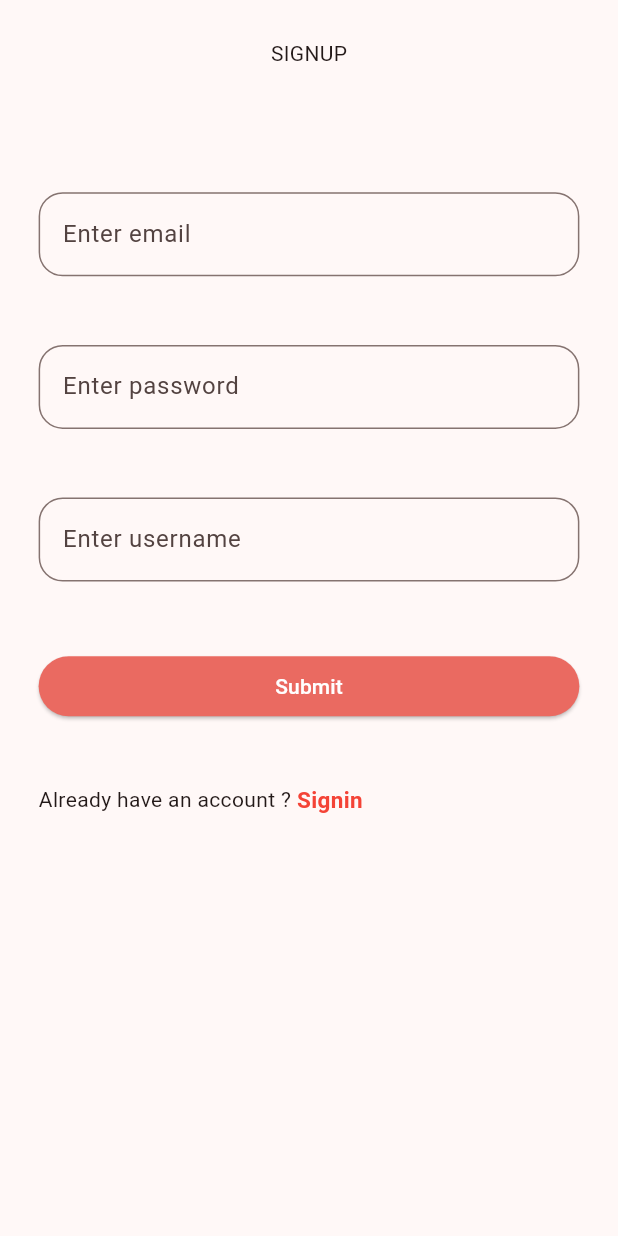
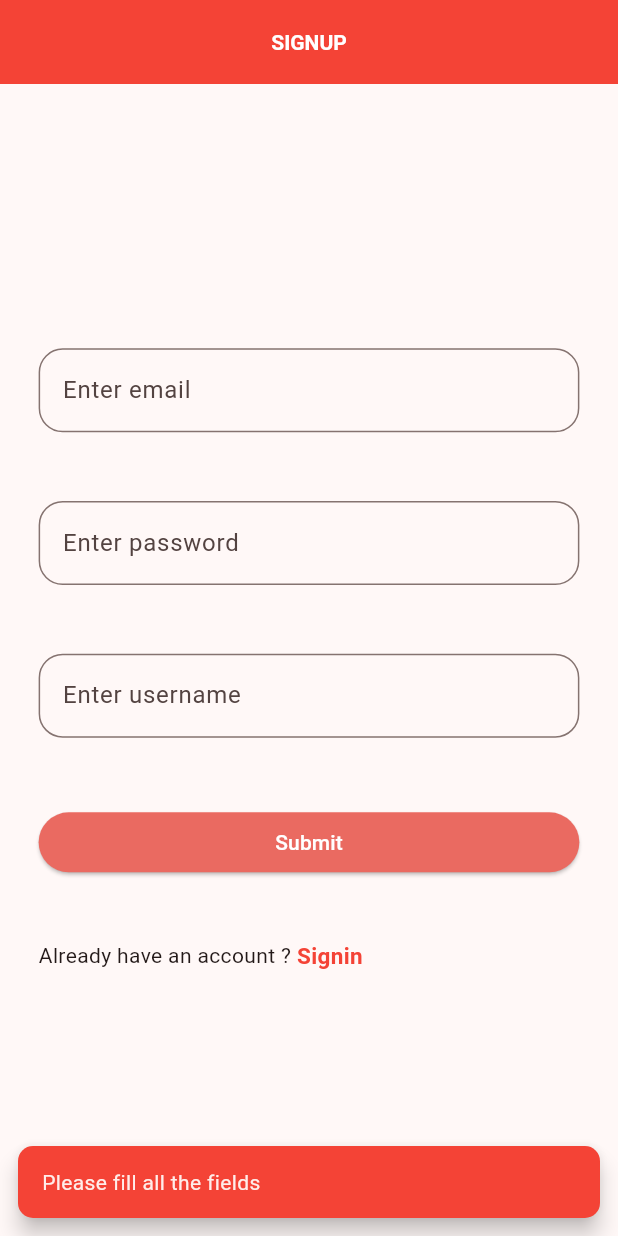
Before and after one commit to VinayaAugusthy/rapid_task, a Flutter app: the screen it shows after launch, after a tap on "Submit", on a phone screen of 412 x 824 dp. Run offline on Flutter 3.47's test engine with Material 3 defaults, Android fonts, the phone set to English and light mode, and no system bars; our stand-ins replace bloc, cloud_firestore, firebase_auth, firebase_core, flutter_bloc, hive and 1 more; accounts and stored records are empty.

Commit message:
formatting

```diff
--- a/lib/views/authentication/signup/signup.dart
+++ b/lib/views/authentication/signup/signup.dart
@@ -2,6 +2,7 @@ import 'package:flutter/material.dart';
 import 'package:flutter_bloc/flutter_bloc.dart';
 import 'package:rapid_task/viewmodels/application/authentication/authentication_bloc.dart';
 import 'package:rapid_task/views/authentication/signin/signin.dart';
+import 'package:rapid_task/views/widgets/snackbar.dart';
 
 class SignupScreen extends StatefulWidget {
   const SignupScreen({super.key});
@@ -19,17 +20,17 @@ class _SignupScreenState extends State<SignupScreen> {
     TextEditingController usernameController = TextEditingController();
 
     return Scaffold(
+      appBar: AppBar(
+        title: const Text('SIGNUP'),
+      ),
       body: Padding(
         padding: EdgeInsets.all(size.width / 16),
         child: SafeArea(
+            child: Center(
           child: SingleChildScrollView(
             child: Column(
               mainAxisAlignment: MainAxisAlignment.center,
               children: [
-              const Text('SIGNUP'),
-              SizedBox(
-                height: size.height / 10,
-              ),
                 TextFormField(
                   controller: emailController,
                   decoration: InputDecoration(
@@ -73,6 +74,8 @@ class _SignupScreenState extends State<SignupScreen> {
                       width: size.width,
                       child: ElevatedButton(
                         onPressed: () {
+                          if (usernameController.text.isNotEmpty &&
+                              passwordController.text.isNotEmpty) {
                             BlocProvider.of<AuthenticationBloc>(context).add(
                               SignUpUser(
                                 emailController.text.trim(),
@@ -80,6 +83,12 @@ class _SignupScreenState extends State<SignupScreen> {
                                 usernameController.text.trim(),
                               ),
                             );
+                          } else {
+                            callSnackBar(
+                              msg: 'Please fill all the fields',
+                              ctx: context,
+                            );
+                          }
                         },
                         child: const Text(
                           'Submit',
@@ -97,7 +106,7 @@ class _SignupScreenState extends State<SignupScreen> {
                   children: [
                     const Text("Already have an account ? "),
                     GestureDetector(
-                    onTap: () => Navigator.push(
+                      onTap: () => Navigator.pushReplacement(
                         context,
                         MaterialPageRoute(
                           builder: (context) => const SigninScreen(),
@@ -116,6 +125,7 @@ class _SignupScreenState extends State<SignupScreen> {
                 ),
               ],
             ),
+          ),
         )),
       ),
     );
--- a/lib/views/manage_items/upload.dart
+++ b/lib/views/manage_items/upload.dart
@@ -3,6 +3,7 @@
 import 'package:flutter/material.dart';
 import 'package:rapid_task/models/items/items.dart';
 import 'package:rapid_task/viewmodels/services/manage_items/manage_items.dart';
+import 'package:rapid_task/views/widgets/snackbar.dart';
 
 class UploadItemScreen extends StatelessWidget {
   const UploadItemScreen({super.key});
@@ -50,6 +51,13 @@ class UploadItemScreen extends StatelessWidget {
                     ),
                     labelText: 'Enter quantity',
                   ),
+                  validator: (value) {
+                    if (quantityController.text.isEmpty) {
+                      return 'Please fill this field';
+                    } else {
+                      return null;
+                    }
+                  },
                 ),
                 SizedBox(
                   height: size.height / 18,
@@ -60,7 +68,7 @@ class UploadItemScreen extends StatelessWidget {
                     onPressed: () async {
                       if (itemController.text.isEmpty ||
                           quantityController.text.isEmpty) {
-                        print('fill');
+                        callSnackBar(msg: 'Please fill all the fields', ctx: context);
                       } else {
                         final item = Items(
                           item: itemController.text.trim(),
--- /dev/null
+++ b/lib/views/widgets/snackbar.dart
@@ -0,0 +1,13 @@
+import 'package:flutter/material.dart';
+
+void callSnackBar({required var msg, required BuildContext ctx}) {
+  ScaffoldMessenger.of(ctx).showSnackBar(
+    SnackBar(
+      behavior: SnackBarBehavior.floating,
+      backgroundColor: Colors.red,
+      margin: const EdgeInsets.all(12),
+      shape: RoundedRectangleBorder(borderRadius: BorderRadius.circular(10)),
+      content: Text(msg),
+    ),
+  );
+}
```
Also changed, not shown: lib/views/authentication/signin/signin.dart (+14 -26 lines). Lines whose indentation alone changed are shown as unchanged.
